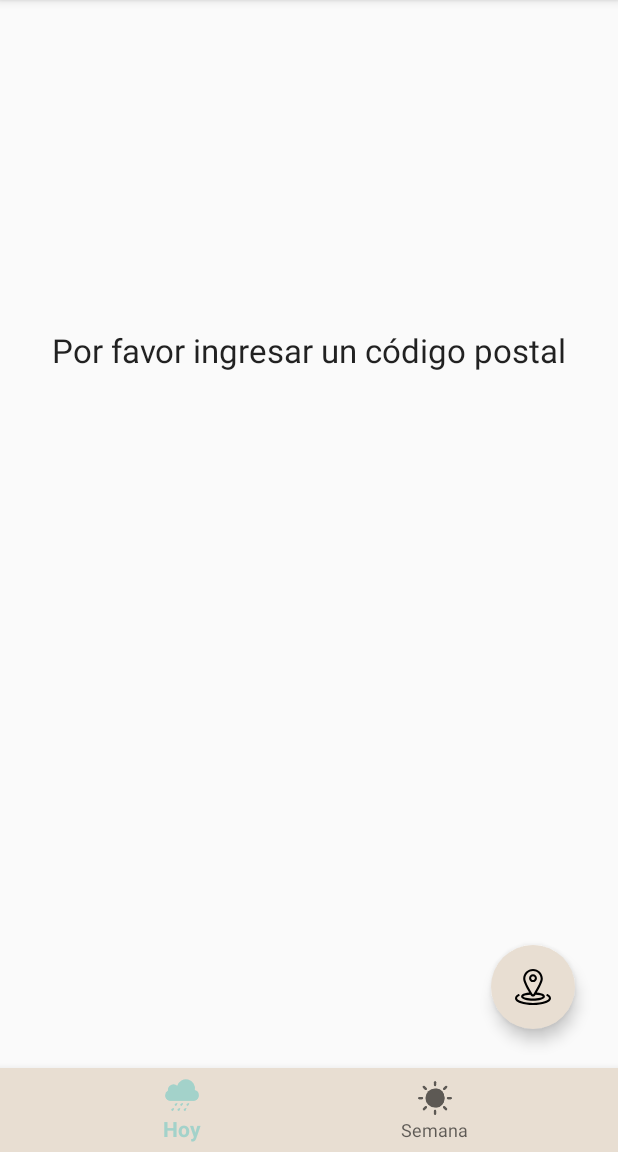
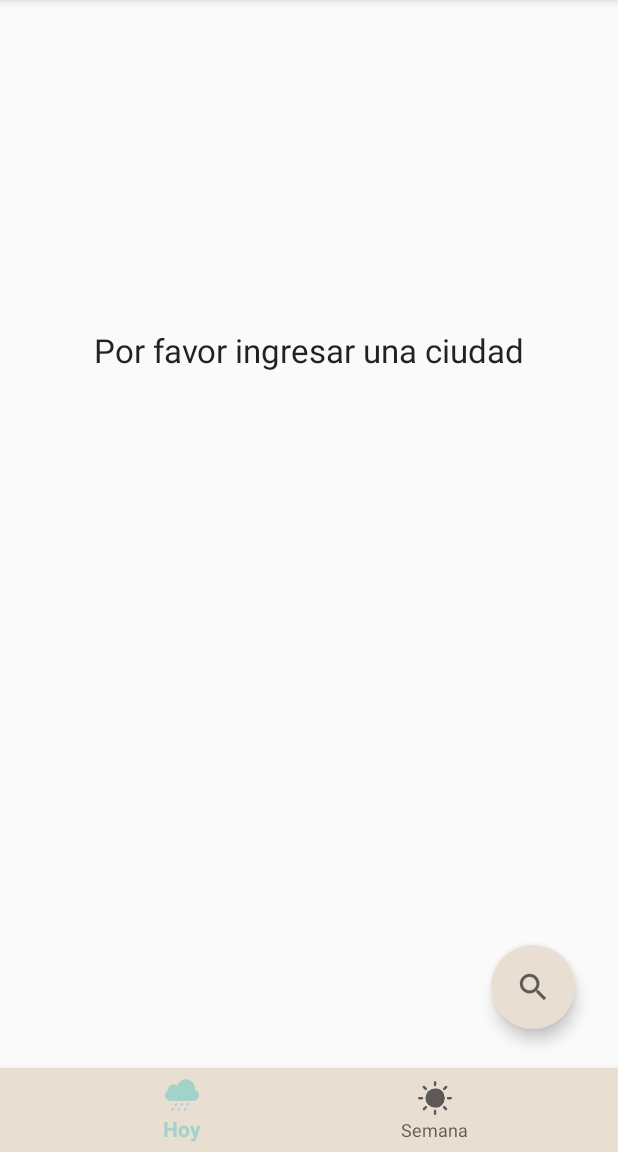
Before and after one commit to Juan-Mozo/PronosticoHoy, an Android app: the screen it shows after launch (MainActivity), on a phone screen of 412 x 824 dp, the part 84-1236 px from its top. Run offline under Robolectric (Android 15) with nearby library versions, the phone set to English and light mode, and no system bars; our stand-ins replace navigation-ui.

Commit message:
version 0.8.1

```diff
--- a/app/src/main/java/com/juanimozo/pronostico/PronosticoRepositorio.kt
+++ b/app/src/main/java/com/juanimozo/pronostico/PronosticoRepositorio.kt
@@ -23,9 +23,9 @@ class PronosticoRepositorio {
     // Permite que la activity lea los cambios pero no puede modificar la data al ser Live data y no MutablLiveData
     val pronosticoSemanal: LiveData<ClimaSemanal> = _climaSemanal
 
-    fun cargarPronosticoSemanal(codigoPostal: String) {
+    fun cargarPronosticoSemanal(ciudad: String) {
         // Llamar pronosticoActual para conseguir las coordenadas según el codigoPostal
-        val call = crearOpenWeatherMapService().pronosticoActual(codigoPostal, "metric", BuildConfig.OPEN_WEATHER_MAP_API_KEY)
+        val call = crearOpenWeatherMapService().pronosticoActual(ciudad, "metric", BuildConfig.OPEN_WEATHER_MAP_API_KEY, "sp")
         call.enqueue(object : Callback<ClimaActual> {
             override fun onResponse(
                     call: Call<ClimaActual>,
@@ -66,8 +66,8 @@ class PronosticoRepositorio {
         })
     }
 
-    fun cargarPronosticoActual(codigoPostal: String) {
-        val call = crearOpenWeatherMapService().pronosticoActual(codigoPostal, "metric", BuildConfig.OPEN_WEATHER_MAP_API_KEY)
+    fun cargarPronosticoActual(ciudad: String) {
+        val call = crearOpenWeatherMapService().pronosticoActual(ciudad, "metric", BuildConfig.OPEN_WEATHER_MAP_API_KEY, "sp")
         call.enqueue(object : Callback<ClimaActual> {
             override fun onResponse(
                     call: Call<ClimaActual>,
--- a/app/src/main/java/com/juanimozo/pronostico/UbicacionRepositorio.kt
+++ b/app/src/main/java/com/juanimozo/pronostico/UbicacionRepositorio.kt
@@ -5,11 +5,11 @@ import androidx.lifecycle.LiveData
 import androidx.lifecycle.MutableLiveData
 
 sealed class Ubicacion {
-    data class CodigoPostal(val codigoPostal: String) : Ubicacion()
+    data class Ciudad(val ciudad: String) : Ubicacion()
 }
 
 // Crear la llave como constante para evitar errores
-private const val KEY_CODIGOPOSTAL = "key_codigopostal"
+private const val KEY_CIUDAD = "key_ciudad"
 
 // Usar SharedPreferences para almacenar el codigo postal en el repositorio
 class UbicacionRepositorio(context: Context) {
@@ -25,7 +25,7 @@ class UbicacionRepositorio(context: Context) {
         // Listener para el sharedPreferences
         preferencias.registerOnSharedPreferenceChangeListener { sharedPreferences, key ->
             // Si la llave no es igual va a ignorarlo
-            if(key != KEY_CODIGOPOSTAL) return@registerOnSharedPreferenceChangeListener
+            if(key != KEY_CIUDAD) return@registerOnSharedPreferenceChangeListener
             transmisionCPGuardado()
         }
 
@@ -35,16 +35,16 @@ class UbicacionRepositorio(context: Context) {
     fun guardarUbicacion(ubicacion: Ubicacion) {
         when (ubicacion) {
             // Modificar SharedPreferences con el codigo postal ingresado
-            is Ubicacion.CodigoPostal -> preferencias.edit().putString(KEY_CODIGOPOSTAL, ubicacion.codigoPostal).apply()
+            is Ubicacion.Ciudad -> preferencias.edit().putString(KEY_CIUDAD, ubicacion.ciudad).apply()
         }
     }
 
     private fun transmisionCPGuardado() {
         // Si la llave es igual va a devolver el codigo postal actual
-        val codigoPostal = preferencias.getString(KEY_CODIGOPOSTAL, "")
+        val ciudad = preferencias.getString(KEY_CIUDAD, "")
         // Si hay data guardada la va a mandar a los observadores
-        if(codigoPostal != null && codigoPostal.isNotBlank()) {
-            _ubicacionGuardada.value = Ubicacion.CodigoPostal(codigoPostal)
+        if(ciudad != null && ciudad.isNotBlank()) {
+            _ubicacionGuardada.value = Ubicacion.Ciudad(ciudad)
         }
     }
 }
--- a/app/src/main/java/com/juanimozo/pronostico/api/ClimaSemanal.kt
+++ b/app/src/main/java/com/juanimozo/pronostico/api/ClimaSemanal.kt
@@ -4,8 +4,8 @@ import com.squareup.moshi.Json
 
 data class DescripcionClima(
         val main: String,
-        val description: String,
-        val icon: String)
+        val description: String
+        )
 
 data class Temp(
         val min: Float,
--- a/app/src/main/java/com/juanimozo/pronostico/api/OpenWeatherMapService.kt
+++ b/app/src/main/java/com/juanimozo/pronostico/api/OpenWeatherMapService.kt
@@ -21,9 +21,11 @@ fun crearOpenWeatherMapService(): OpenWeatherMapService {
 interface OpenWeatherMapService {
     @GET("/data/2.5/weather")
     fun pronosticoActual(
-        @Query("zip") codigoPostal: String,
-        @Query("units") unidad: String,
-        @Query("appid") apiKey: String
+        // @Query("zip") codigoPostal: String,
+            @Query("q") ciudad: String,
+            @Query("units") unidad: String,
+            @Query("appid") apiKey: String,
+            @Query("lang") lang: String
     ): Call<ClimaActual>
 
     @GET("/data/2.5/onecall")
--- a/app/src/main/java/com/juanimozo/pronostico/pronostico/PronosticoActualFragment.kt
+++ b/app/src/main/java/com/juanimozo/pronostico/pronostico/PronosticoActualFragment.kt
@@ -29,6 +29,13 @@ class PronosticoActualFragment : Fragment() {
         val nombreUbicacion: TextView = view.findViewById(R.id.nombreUbicacion)
         val temperaturaText: TextView = view.findViewById(R.id.temperaturaText)
         val mensajeText: TextView = view.findViewById(R.id.mensajeText)
+        val presionText: TextView = view.findViewById(R.id.presionText)
+        val presionDesc: TextView = view.findViewById(R.id.presionDesc)
+        val humedadText: TextView = view.findViewById(R.id.humedadText)
+        val humedadDesc: TextView = view.findViewById(R.id.humedadDesc)
+        val paisText: TextView = view.findViewById(R.id.paisText)
+        val diaText: TextView = view.findViewById(R.id.diaText)
+        val diaDesc: TextView = view.findViewById(R.id.diaDesc)
         val progressBar = view.findViewById<ProgressBar>(R.id.progressBar)
 
         // Boton volver a home
@@ -43,8 +50,21 @@ class PronosticoActualFragment : Fragment() {
             progressBar.visibility = View.GONE
             temperaturaText.visibility = View.VISIBLE
             nombreUbicacion.visibility = View.VISIBLE
+            presionText.visibility = View.VISIBLE
+            presionDesc.visibility = View.VISIBLE
+            humedadText.visibility = View.VISIBLE
+            humedadDesc.visibility = View.VISIBLE
+            paisText.visibility = View.VISIBLE
+//            diaText.visibility = View.VISIBLE
+//            diaDesc.visibility = View.VISIBLE
+
             nombreUbicacion.text = clima.name
             temperaturaText.text = formatoTemperatura(clima.main.temp, managerUnidadTemperatura.getConfiguracionTemperatura())
+            paisText.text = clima.sys.country
+            presionText.text = clima.main.pressure.toString() + " hPa"
+            humedadText.text = clima.main.humidity.toString() + "%"
+//            diaText.text = clima.weather.main
+//            diaDesc.text = clima.weather.description
         }
         pronosticoRepositorio.climaActual.observe(viewLifecycleOwner, climaActualObserver)
 
@@ -52,10 +72,10 @@ class PronosticoActualFragment : Fragment() {
         ubicacionRepositorio = UbicacionRepositorio(requireContext())
         val ubicacionGuardadaObserver = Observer<Ubicacion> { ubicacionGuardada ->
             when(ubicacionGuardada) {
-                is Ubicacion.CodigoPostal -> {
+                is Ubicacion.Ciudad -> {
                     progressBar.visibility = View.VISIBLE
                     mensajeText.visibility = View.GONE
-                    pronosticoRepositorio.cargarPronosticoActual(ubicacionGuardada.codigoPostal)
+                    pronosticoRepositorio.cargarPronosticoActual(ubicacionGuardada.ciudad)
                 }
             }
         }
--- a/app/src/main/java/com/juanimozo/pronostico/pronostico/PronosticoSemanalFragment.kt
+++ b/app/src/main/java/com/juanimozo/pronostico/pronostico/PronosticoSemanalFragment.kt
@@ -58,10 +58,10 @@ class PronosticoSemanalFragment : Fragment() {
         ubicacionRepositorio = UbicacionRepositorio(requireContext())
         val ubicacionGuardadaObserver = Observer<Ubicacion> { ubicacionGuardada ->
             when (ubicacionGuardada) {
-                is Ubicacion.CodigoPostal -> {
+                is Ubicacion.Ciudad -> {
                     progressBar.visibility = View.VISIBLE
                     mensajeText.visibility = View.GONE
-                    pronosticoRepositorio.cargarPronosticoSemanal(ubicacionGuardada.codigoPostal)
+                    pronosticoRepositorio.cargarPronosticoSemanal(ubicacionGuardada.ciudad)
                 }
             }
         }
--- a/app/src/main/res/layout/fragment_pronostico_actual.xml
+++ b/app/src/main/res/layout/fragment_pronostico_actual.xml
@@ -13,7 +13,7 @@
         android:layout_height="wrap_content"
         android:backgroundTint="@color/crema"
         android:clickable="true"
-        android:src="@drawable/ic_ubicacion"
+        android:src="?android:attr/actionModeWebSearchDrawable"
         app:borderWidth="0dp"
         app:layout_constraintBottom_toBottomOf="parent"
         app:layout_constraintEnd_toEndOf="parent"
@@ -26,10 +26,9 @@
         android:id="@+id/nombreUbicacion"
         android:layout_width="wrap_content"
         android:layout_height="wrap_content"
-        android:layout_marginBottom="150dp"
-        android:textAppearance="@style/TextAppearance.AppCompat.Large"
+        android:layout_marginTop="70dp"
+        android:textAppearance="@style/TextAppearance.AppCompat.Display1"
         android:visibility="gone"
-        app:layout_constraintBottom_toBottomOf="parent"
         app:layout_constraintEnd_toEndOf="parent"
         app:layout_constraintStart_toStartOf="parent"
         app:layout_constraintTop_toTopOf="parent"
@@ -40,12 +39,14 @@
         android:id="@+id/temperaturaText"
         android:layout_width="wrap_content"
         android:layout_height="wrap_content"
-        android:layout_marginTop="20dp"
+        android:gravity="center"
         android:textAppearance="@style/TextAppearance.AppCompat.Display3"
         android:visibility="gone"
-        app:layout_constraintEnd_toEndOf="@+id/nombreUbicacion"
-        app:layout_constraintStart_toStartOf="@+id/nombreUbicacion"
+        app:layout_constraintBottom_toBottomOf="parent"
+        app:layout_constraintEnd_toEndOf="parent"
+        app:layout_constraintStart_toStartOf="parent"
         app:layout_constraintTop_toBottomOf="@+id/nombreUbicacion"
+        app:layout_constraintVertical_bias="0.18"
         tools:text="21°"
         tools:visibility="visible" />
 
@@ -53,7 +54,7 @@
         android:id="@+id/mensajeText"
         android:layout_width="wrap_content"
         android:layout_height="wrap_content"
-        android:text="@string/FaltaCP"
+        android:text="@string/FaltaCiudad"
         android:textAlignment="center"
         android:textAppearance="@style/TextAppearance.AppCompat.Large"
         android:visibility="visible"
@@ -61,7 +62,8 @@
         app:layout_constraintEnd_toEndOf="parent"
         app:layout_constraintStart_toStartOf="parent"
         app:layout_constraintTop_toTopOf="parent"
-        app:layout_constraintVertical_bias="0.32" />
+        app:layout_constraintVertical_bias="0.32"
+        tools:visibility="invisible" />
 
     <ProgressBar
         android:id="@+id/progressBar"
@@ -73,6 +75,97 @@
         app:layout_constraintEnd_toEndOf="parent"
         app:layout_constraintStart_toStartOf="parent"
         app:layout_constraintTop_toTopOf="parent"
+        tools:visibility="invisible" />
+
+    <TextView
+        android:id="@+id/paisText"
+        android:layout_width="wrap_content"
+        android:layout_height="wrap_content"
+        android:layout_marginTop="10dp"
+        android:textAppearance="@style/TextAppearance.AppCompat.Medium"
+        app:layout_constraintEnd_toEndOf="@+id/nombreUbicacion"
+        app:layout_constraintStart_toStartOf="@+id/nombreUbicacion"
+        app:layout_constraintTop_toBottomOf="@+id/nombreUbicacion"
+        tools:text="Argentina" />
+
+    <TextView
+        android:id="@+id/humedadText"
+        android:layout_width="wrap_content"
+        android:layout_height="wrap_content"
+        android:textAppearance="@style/TextAppearance.AppCompat.Medium"
+        android:visibility="gone"
+        app:layout_constraintBottom_toBottomOf="parent"
+        app:layout_constraintEnd_toEndOf="parent"
+        app:layout_constraintStart_toStartOf="parent"
+        app:layout_constraintTop_toBottomOf="@+id/temperaturaText"
+        app:layout_constraintVertical_bias="0.45"
+        tools:text="81%"
+        tools:visibility="visible" />
+
+    <TextView
+        android:id="@+id/presionText"
+        android:layout_width="wrap_content"
+        android:layout_height="wrap_content"
+        android:layout_marginTop="50dp"
+        android:textAppearance="@style/TextAppearance.AppCompat.Medium"
+        android:visibility="gone"
+        app:layout_constraintBottom_toBottomOf="parent"
+        app:layout_constraintEnd_toEndOf="parent"
+        app:layout_constraintStart_toStartOf="parent"
+        app:layout_constraintTop_toBottomOf="@+id/humedadText"
+        tools:text="1026 hPa"
+        tools:visibility="visible" />
+
+    <TextView
+        android:id="@+id/humedadDesc"
+        android:layout_width="wrap_content"
+        android:layout_height="wrap_content"
+        android:layout_marginBottom="8dp"
+        android:text="Humedad"
+        android:textAppearance="@style/TextAppearance.AppCompat.Medium"
+        android:visibility="gone"
+        app:layout_constraintBottom_toTopOf="@+id/humedadText"
+        app:layout_constraintEnd_toEndOf="@+id/humedadText"
+        app:layout_constraintStart_toStartOf="@+id/humedadText"
+        tools:visibility="visible" />
+
+    <TextView
+        android:id="@+id/presionDesc"
+        android:layout_width="wrap_content"
+        android:layout_height="wrap_content"
+        android:layout_marginBottom="8dp"
+        android:text="Presión"
+        android:textAppearance="@style/TextAppearance.AppCompat.Medium"
+        android:visibility="gone"
+        app:layout_constraintBottom_toTopOf="@+id/presionText"
+        app:layout_constraintEnd_toEndOf="@+id/presionText"
+        app:layout_constraintStart_toStartOf="@+id/presionText"
+        tools:visibility="visible" />
+
+    <TextView
+        android:id="@+id/diaText"
+        android:layout_width="wrap_content"
+        android:layout_height="0dp"
+        android:layout_marginTop="16dp"
+        android:textAppearance="@style/TextAppearance.AppCompat.Large"
+        android:visibility="gone"
+        app:layout_constraintEnd_toEndOf="@+id/temperaturaText"
+        app:layout_constraintStart_toStartOf="@+id/temperaturaText"
+        app:layout_constraintTop_toBottomOf="@+id/temperaturaText"
+        tools:text="Despejado"
+        tools:visibility="visible" />
+
+    <TextView
+        android:id="@+id/diaDesc"
+        android:layout_width="wrap_content"
+        android:layout_height="wrap_content"
+        android:layout_marginTop="8dp"
+        android:textAppearance="@style/TextAppearance.AppCompat.Medium"
+        android:visibility="gone"
+        app:layout_constraintEnd_toEndOf="@+id/diaText"
+        app:layout_constraintStart_toStartOf="@+id/diaText"
+        app:layout_constraintTop_toBottomOf="@+id/diaText"
+        tools:text="Agradable"
         tools:visibility="visible" />
 
 </androidx.constraintlayout.widget.ConstraintLayout>
--- a/app/src/main/res/layout/fragment_pronostico_semanal.xml
+++ b/app/src/main/res/layout/fragment_pronostico_semanal.xml
@@ -24,7 +24,7 @@
         android:layout_height="wrap_content"
         android:backgroundTint="@color/crema"
         android:clickable="true"
-        android:src="@drawable/ic_ubicacion"
+        android:src="?android:attr/actionModeWebSearchDrawable"
         app:borderWidth="0dp"
         app:layout_constraintBottom_toBottomOf="parent"
         app:layout_constraintEnd_toEndOf="parent"
@@ -37,7 +37,7 @@
         android:id="@+id/mensajeText"
         android:layout_width="wrap_content"
         android:layout_height="wrap_content"
-        android:text="@string/FaltaCP"
+        android:text="@string/FaltaCiudad"
         android:textAlignment="center"
         android:textAppearance="@style/TextAppearance.AppCompat.Large"
         android:visibility="visible"
--- a/app/src/main/res/values/strings.xml
+++ b/app/src/main/res/values/strings.xml
@@ -2,10 +2,10 @@
     <!--General-->
     <string name="app_name">Pronostico</string>
     <!--Activity_main.xml-->
-    <string name="codigoPostalTextView">Ingrese su código postal</string>
+    <string name="ciudadTextView">Buscar ciudad</string>
     <string name="enviarBoton">Ingresar</string>
     <!--MainActivity.kt-->
-    <string name="mensajeErrorCP">Ingrese un código postal válido</string>
+    <string name="mensajeErrorCP">Ingrese una ciudad válida</string>
     <string name="itemPronostico_seleccionado_formato">Pronostico: %1$.1f° %2$s</string>
     <!--fragment_detalle_pronostico.xml.xml-->
     <string name="DetallePronostico">Detalle</string>
@@ -14,7 +14,7 @@
     <string name="display_unidades">Unidades</string>
     <!--ToDo 5 Pasar todos los textos a strings-->
     <!--Fragment Actual y Semanal-->
-    <string name="FaltaCP">Por favor ingresar un código postal</string>
+    <string name="FaltaCiudad">Por favor ingresar una ciudad</string>
     <!--main_nav-->
     <string name="Ubicacion">Ubicacion</string>
     <string name="PronosticoActual">Pronostico Actual</string>
```
Also changed, not shown: app/src/main/java/com/juanimozo/pronostico/api/ClimaActual.kt (+7 -2 lines), app/src/main/java/com/juanimozo/pronostico/ubicacion/UbicacionEntradaFragment.kt (+4 -4 lines), app/src/main/res/layout/fragment_ubicacion_entrada.xml (+17 -15 lines).
